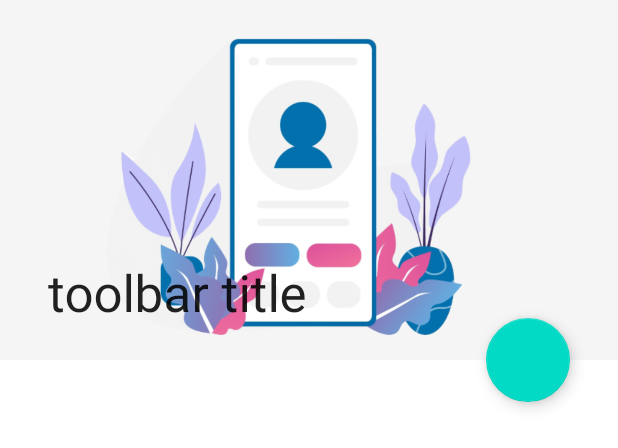
After one commit to vindicta43/MovieBox, an Android app: the layout fragment_details.xml on its own in the app's theme, with its tools: preview values and no code run, on a phone screen of 412 x 824 dp. The commit adds this screen. Shown: the top 448 px of the screen. Run offline under Robolectric (Android 15) with nearby library versions, the phone set to English and light mode, and no system bars.

Commit message:
main page share button and recyclerview click event going to details about show

```diff
--- a/app/build.gradle
+++ b/app/build.gradle
@@ -2,6 +2,8 @@ plugins {
     id 'com.android.application'
     id 'kotlin-android'
     id 'com.google.gms.google-services'
+    id 'kotlin-android-extensions'
+    id 'androidx.navigation.safeargs.kotlin'
 }
 
 android {
--- a/app/src/main/java/com/alperen/moviebox/models/show/ModelShow.kt
+++ b/app/src/main/java/com/alperen/moviebox/models/show/ModelShow.kt
@@ -5,7 +5,7 @@ import com.google.gson.annotations.SerializedName
 data class ModelShow(
 
 	@field:SerializedName("summary")
-	val summary: String? = null,
+    val summary: String? = null,
 
 	@field:SerializedName("image")
 	val image: Image? = null,
--- a/app/src/main/java/com/alperen/moviebox/network/retrofitapi/APIService.kt
+++ b/app/src/main/java/com/alperen/moviebox/network/retrofitapi/APIService.kt
@@ -7,4 +7,5 @@ import retrofit2.http.GET
 interface APIService {
     @GET("/shows")
     fun getShows(): Call<ArrayList<ModelShow>>
+
 }
--- a/app/src/main/java/com/alperen/moviebox/utils/Constants.kt
+++ b/app/src/main/java/com/alperen/moviebox/utils/Constants.kt
@@ -16,6 +16,5 @@ class Constants {
         const val PROCESSING = "Processing"
         const val SUCCESS = "Success"
         const val FAILED = "Failed"
-        const val RESULT = "Result"
     }
 }
--- a/app/src/main/java/com/alperen/moviebox/viewmodels/BaseViewModel.kt
+++ b/app/src/main/java/com/alperen/moviebox/viewmodels/BaseViewModel.kt
@@ -4,6 +4,7 @@ import androidx.lifecycle.MutableLiveData
 import androidx.lifecycle.SavedStateHandle
 import androidx.lifecycle.ViewModel
 import com.alperen.moviebox.models.user.ModelUser
+import com.alperen.moviebox.models.user.show.ModelShow
 import com.alperen.moviebox.network.FirebaseUserUtils
 import kotlin.random.Random
 
--- /dev/null
+++ b/app/src/main/res/layout/fragment_details.xml
@@ -0,0 +1,64 @@
+<?xml version="1.0" encoding="utf-8"?>
+<layout xmlns:android="http://schemas.android.com/apk/res/android"
+    xmlns:app="http://schemas.android.com/apk/res-auto"
+    xmlns:tools="http://schemas.android.com/tools">
+
+    <androidx.coordinatorlayout.widget.CoordinatorLayout
+        android:layout_width="match_parent"
+        android:layout_height="match_parent"
+        tools:context="ui.main.details.DetailsFragment">
+
+        <com.google.android.material.appbar.AppBarLayout
+            android:id="@+id/appBarLayout"
+            android:layout_width="match_parent"
+            android:layout_height="wrap_content"
+            android:theme="@style/Theme.AppCompat.DayNight.NoActionBar">
+
+            <com.google.android.material.appbar.CollapsingToolbarLayout
+                android:id="@+id/toolbar"
+                android:layout_width="match_parent"
+                android:layout_height="wrap_content"
+                app:contentScrim="?attr/colorPrimary"
+                app:layout_scrollFlags="scroll|exitUntilCollapsed|snap"
+                app:title="toolbar title">
+
+                <ImageView
+                    android:id="@+id/ivImageBig"
+                    android:layout_width="match_parent"
+                    android:layout_height="240dp"
+                    android:scaleType="centerInside"
+                    android:src="@drawable/profile" />
+
+                <Toolbar
+                    android:layout_width="match_parent"
+                    android:layout_height="?attr/actionBarSize"
+                    app:layout_collapseMode="pin" />
+
+            </com.google.android.material.appbar.CollapsingToolbarLayout>
+
+        </com.google.android.material.appbar.AppBarLayout>
+
+        <com.google.android.material.floatingactionbutton.FloatingActionButton
+            android:layout_width="wrap_content"
+            android:layout_height="wrap_content"
+            app:layout_anchor="@id/appBarLayout"
+            app:layout_anchorGravity="end|bottom"
+            android:layout_marginEnd="32dp"/>
+
+        <androidx.core.widget.NestedScrollView
+            android:layout_width="match_parent"
+            android:layout_height="match_parent"
+            android:layout_marginTop="28dp"
+            android:layout_marginHorizontal="8dp"
+            app:layout_behavior="@string/appbar_scrolling_view_behavior">
+
+            <TextView
+                android:id="@+id/tvContent"
+                android:layout_width="match_parent"
+                android:layout_height="wrap_content"
+                android:padding="8dp"
+                android:textSize="20sp" />
+        </androidx.core.widget.NestedScrollView>
+
+    </androidx.coordinatorlayout.widget.CoordinatorLayout>
+</layout>
--- a/build.gradle
+++ b/build.gradle
@@ -8,6 +8,7 @@ buildscript {
         classpath 'com.android.tools.build:gradle:7.0.2'
         classpath 'org.jetbrains.kotlin:kotlin-gradle-plugin:1.5.30'
         classpath 'com.google.gms:google-services:4.3.10'
+        classpath "androidx.navigation:navigation-safe-args-gradle-plugin:2.3.5"
         // NOTE: Do not place your application dependencies here; they belong
         // in the individual module build.gradle files
     }
```
Also changed, not shown: app/src/main/java/com/alperen/moviebox/models/show/ModelDetails.kt (added, +13 -0 lines), app/src/main/java/com/alperen/moviebox/ui/main/details/DetailsFragment.kt (added, +52 -0 lines), app/src/main/java/com/alperen/moviebox/ui/main/homepage/HomePageFragment.kt (added, +69 -0 lines), app/src/main/java/com/alperen/moviebox/ui/main/homepage/HomePageRecyclerAdapter.kt (added, +79 -0 lines), app/src/main/java/com/alperen/moviebox/ui/main/homepage/MainPageFragment.kt (deleted, +0 -75 lines), app/src/main/java/com/alperen/moviebox/ui/main/homepage/MainPageRecyclerAdapter.kt (deleted, +0 -50 lines), app/src/main/java/com/alperen/moviebox/viewmodels/MainPageViewModel.kt (+3 -6 lines), app/src/main/res/drawable/ic_search.xml (added, +10 -0 lines), app/src/main/res/layout/fragment_home_page.xml (added, +42 -0 lines), app/src/main/res/layout/fragment_main_page.xml (deleted, +0 -17 lines), app/src/main/res/navigation/nav_graph_main.xml (+17 -6 lines), app/src/main/res/values/strings.xml (+7 -0 lines), app/src/main/res/layout/home_page_recycler_item.xml (renamed from app/src/main/res/layout/main_page_recycler_item.xml).
